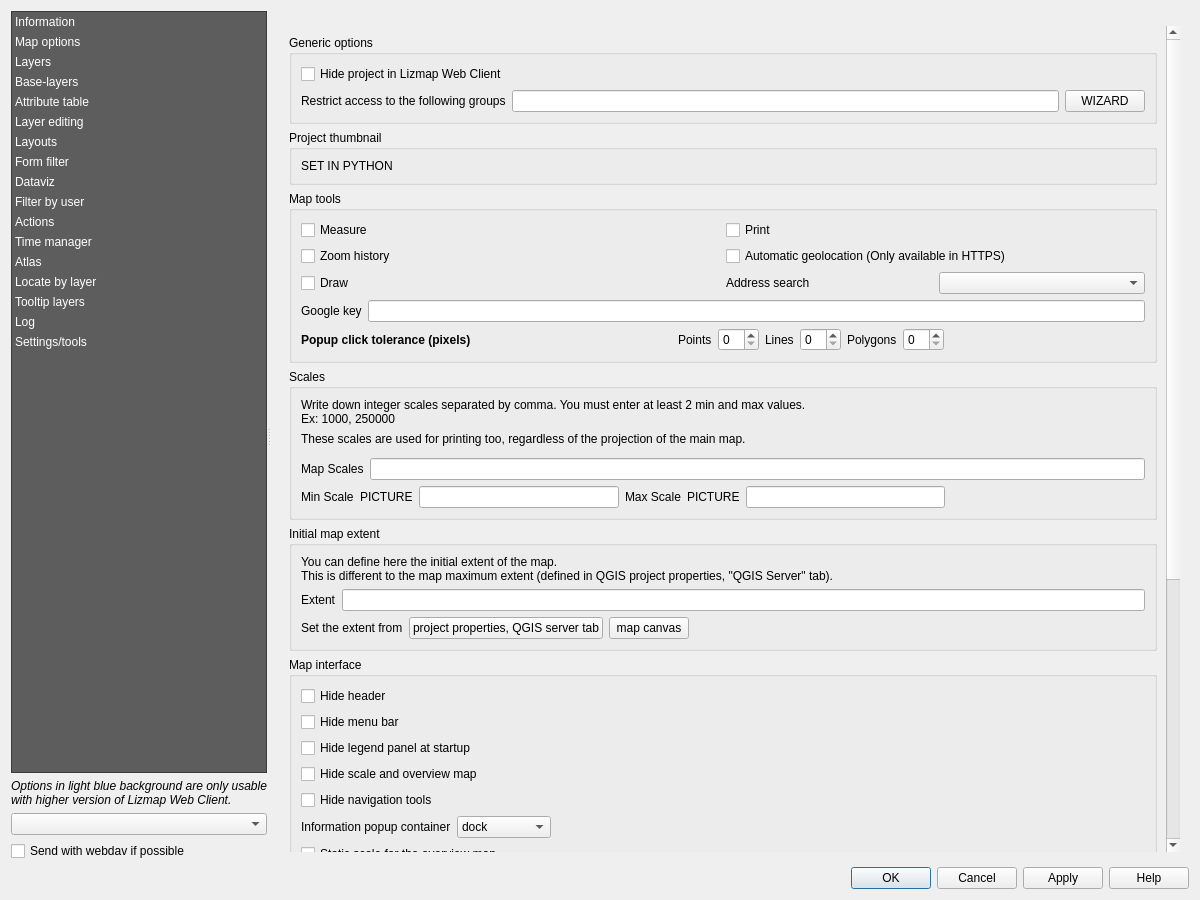
Before: the Qt Designer form lizmap/resources/ui/ui_lizmap.ui in 3liz/lizmap-plugin, drawn with Qt 5.
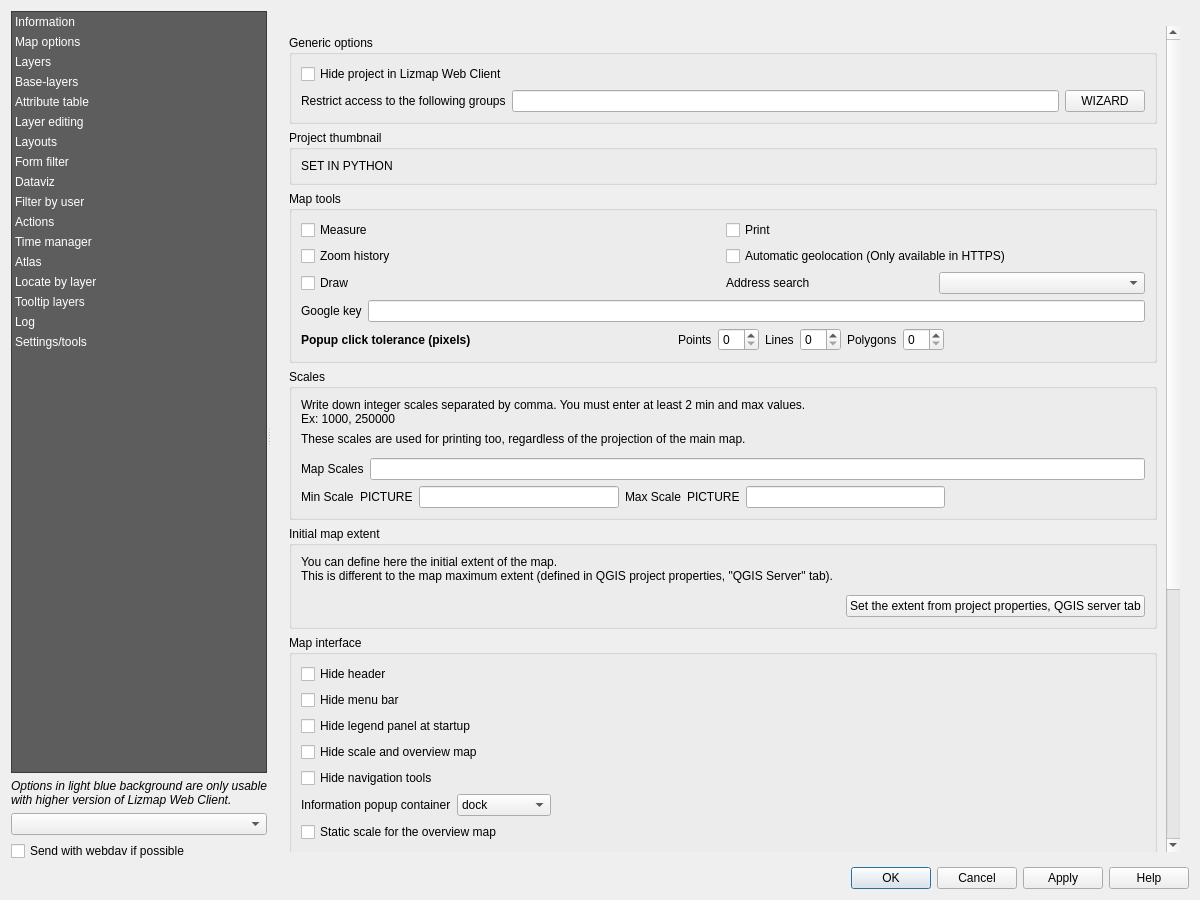
After: the same form once the commit is applied. Custom widgets are drawn as their Qt base class.

Commit message: Use native QGIS widget for extent, follow project projection

```diff
--- a/lizmap/resources/ui/ui_lizmap.ui
+++ b/lizmap/resources/ui/ui_lizmap.ui
@@ -1084,31 +1084,22 @@
                    </widget>
                   </item>
                   <item>
-                   <layout class="QHBoxLayout" name="horizontalLayout_20">
-                    <item>
-                     <widget class="QLabel" name="label_24">
-                      <property name="text">
-                       <string>Extent</string>
-                      </property>
-                     </widget>
-                    </item>
-                    <item>
-                     <widget class="QLineEdit" name="inInitialExtent">
-                      <property name="readOnly">
-                       <bool>true</bool>
-                      </property>
-                     </widget>
-                    </item>
-                   </layout>
+                   <widget class="QgsExtentWidget" name="widget_initial_extent" native="true"/>
                   </item>
                   <item>
                    <layout class="QHBoxLayout" name="horizontalLayout_19">
                     <item>
-                     <widget class="QLabel" name="label_62">
-                      <property name="text">
-                       <string>Set the extent from</string>
+                     <spacer name="horizontalSpacer_17">
+                      <property name="orientation">
+                       <enum>Qt::Horizontal</enum>
                       </property>
-                     </widget>
+                      <property name="sizeHint" stdset="0">
+                       <size>
+                        <width>40</width>
+                        <height>20</height>
+                       </size>
+                      </property>
+                     </spacer>
                     </item>
                     <item>
                      <widget class="QPushButton" name="btSetExtentFromProject">
@@ -1116,30 +1107,10 @@
                        <string>In the project properties, then QGIS server tab, WMS section, there is an advertised extent</string>
                       </property>
                       <property name="text">
-                       <string>project properties, QGIS server tab</string>
+                       <string>Set the extent from project properties, QGIS server tab</string>
                       </property>
                      </widget>
                     </item>
-                    <item>
-                     <widget class="QPushButton" name="btSetExtentFromCanvas">
-                      <property name="text">
-                       <string>map canvas</string>
-                      </property>
-                     </widget>
-                    </item>
-                    <item>
-                     <spacer name="horizontalSpacer_17">
-                      <property name="orientation">
-                       <enum>Qt::Horizontal</enum>
-                      </property>
-                      <property name="sizeHint" stdset="0">
-                       <size>
-                        <width>40</width>
-                        <height>20</height>
-                       </size>
-                      </property>
-                     </spacer>
-                    </item>
                    </layout>
                   </item>
                  </layout>
@@ -5094,6 +5065,12 @@
    <extends>QTableWidget</extends>
    <header>lizmap.widgets.check_project</header>
   </customwidget>
+  <customwidget>
+   <class>QgsExtentWidget</class>
+   <extends>QWidget</extends>
+   <header>qgis.gui</header>
+   <container>1</container>
+  </customwidget>
  </customwidgets>
  <tabstops>
   <tabstop>mOptionsListWidget</tabstop>
```
Left out of the diff: 2 changed lines with no effect on the pictures. The commit also changes 5 other files.
